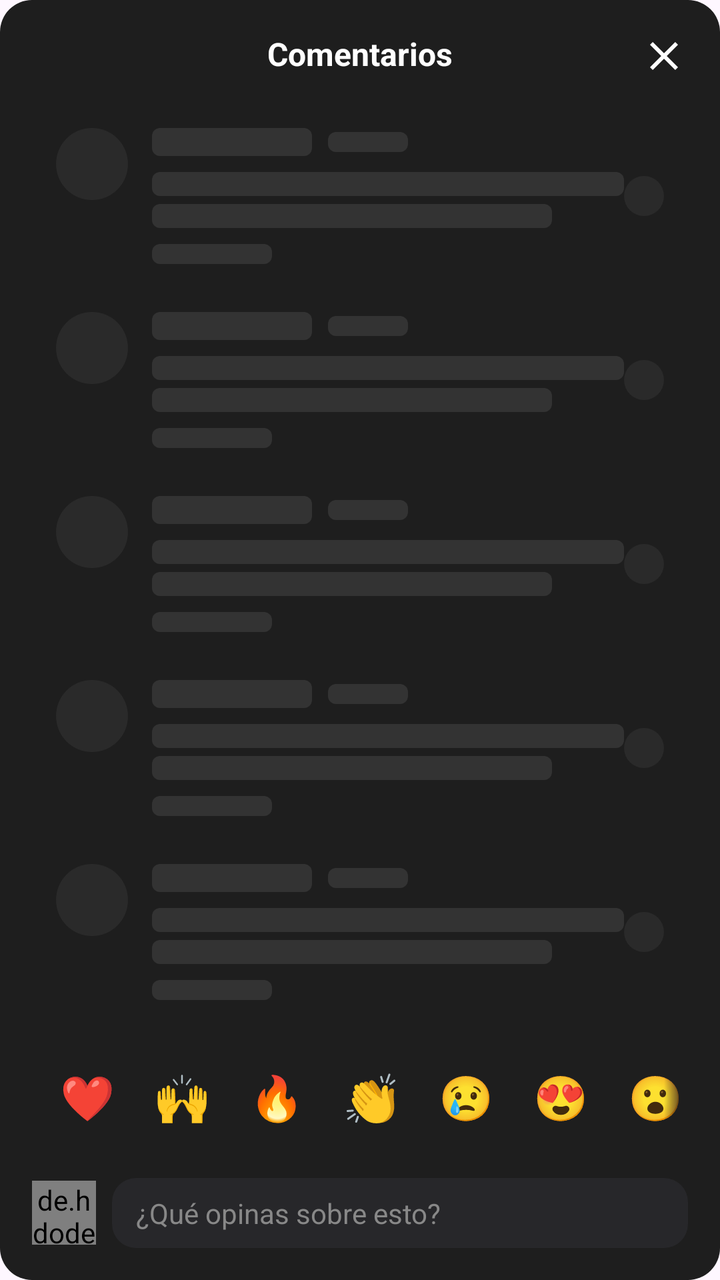
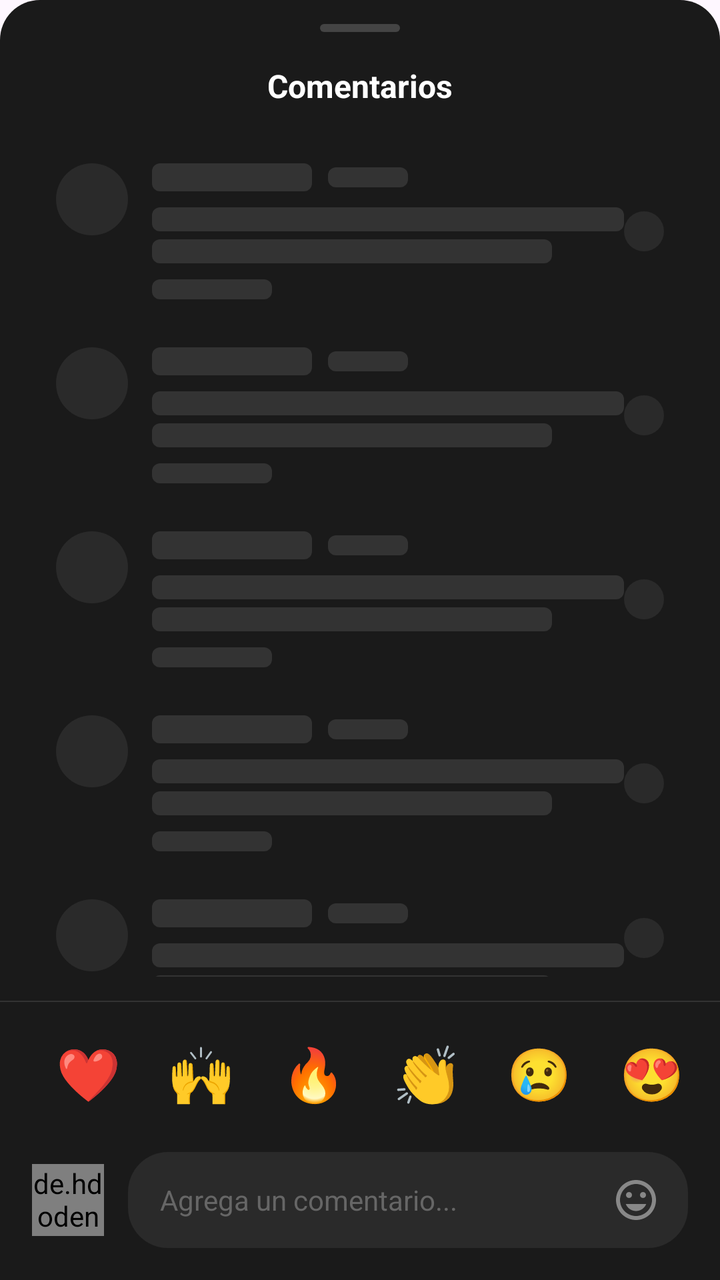

Before-and-after screenshots of an Android layout around one commit, followed by the original layout XML and the change that was made.
<!-- AndroidManifest.xml: application theme Theme.CourseV -->
<!-- res/layout/dialog_comments.xml -->
<?xml version="1.0" encoding="utf-8"?>
<LinearLayout xmlns:android="http://schemas.android.com/apk/res/android"
    xmlns:app="http://schemas.android.com/apk/res-auto"
    android:layout_width="match_parent"
    android:layout_height="wrap_content"
    android:orientation="vertical"
    android:background="@drawable/bg_rounded_card"
    android:padding="16dp"
    android:minHeight="400dp"
    android:maxHeight="600dp">

    
    <RelativeLayout
        android:layout_width="match_parent"
        android:layout_height="wrap_content"
        android:layout_marginBottom="12dp">

        <TextView
            android:id="@+id/commentsTitleText"
            android:layout_width="wrap_content"
            android:layout_height="wrap_content"
            android:layout_centerHorizontal="true"
            android:text="Comentarios"
            android:textSize="16sp"
            android:textStyle="bold"
            android:textColor="@color/white" />

        <ImageButton
            android:id="@+id/closeCommentsButton"
            android:layout_width="24dp"
            android:layout_height="24dp"
            android:layout_alignParentEnd="true"
            android:background="?attr/selectableItemBackgroundBorderless"
            android:src="@drawable/ic_close"
            android:contentDescription="Cerrar"
            app:tint="@color/white" />
    </RelativeLayout>

    
    <LinearLayout
        android:id="@+id/skeletonContainer"
        android:layout_width="match_parent"
        android:layout_height="0dp"
        android:layout_weight="1"
        android:orientation="vertical"
        android:visibility="visible">
        
        <include layout="@layout/item_comment_skeleton" />
        <include layout="@layout/item_comment_skeleton" />
        <include layout="@layout/item_comment_skeleton" />
        <include layout="@layout/item_comment_skeleton" />
        <include layout="@layout/item_comment_skeleton" />
    </LinearLayout>

    
    <androidx.recyclerview.widget.RecyclerView
        android:id="@+id/commentsRecyclerView"
        android:layout_width="match_parent"
        android:layout_height="0dp"
        android:layout_weight="1"
        android:clipToPadding="false"
        android:paddingBottom="8dp"
        android:visibility="gone" />

    
    <TextView
        android:id="@+id/emptyCommentsText"
        android:layout_width="match_parent"
        android:layout_height="0dp"
        android:layout_weight="1"
        android:gravity="center"
        android:text="No hay comentarios aún.\n¡Sé el primero en comentar!"
        android:textColor="#888888"
        android:textSize="14sp"
        android:visibility="gone" />

    
    <HorizontalScrollView
        android:id="@+id/emojiScrollView"
        android:layout_width="match_parent"
        android:layout_height="wrap_content"
        android:scrollbars="none"
        android:layout_marginBottom="12dp"
        android:fadingEdge="horizontal"
        android:requiresFadingEdge="horizontal">
        
        <LinearLayout
            android:layout_width="wrap_content"
            android:layout_height="wrap_content"
            android:orientation="horizontal"
            android:paddingStart="4dp"
            android:paddingEnd="4dp">
            
            <TextView android:text="❤️" android:textSize="22sp" android:padding="10dp" android:layout_width="wrap_content" android:layout_height="wrap_content" android:background="?attr/selectableItemBackgroundBorderless"/>
            <TextView android:text="🙌" android:textSize="22sp" android:padding="10dp" android:layout_width="wrap_content" android:layout_height="wrap_content" android:background="?attr/selectableItemBackgroundBorderless"/>
            <TextView android:text="🔥" android:textSize="22sp" android:padding="10dp" android:layout_width="wrap_content" android:layout_height="wrap_content" android:background="?attr/selectableItemBackgroundBorderless"/>
            <TextView android:text="👏" android:textSize="22sp" android:padding="10dp" android:layout_width="wrap_content" android:layout_height="wrap_content" android:background="?attr/selectableItemBackgroundBorderless"/>
            <TextView android:text="😢" android:textSize="22sp" android:padding="10dp" android:layout_width="wrap_content" android:layout_height="wrap_content" android:background="?attr/selectableItemBackgroundBorderless"/>
            <TextView android:text="😍" android:textSize="22sp" android:padding="10dp" android:layout_width="wrap_content" android:layout_height="wrap_content" android:background="?attr/selectableItemBackgroundBorderless"/>
            <TextView android:text="😮" android:textSize="22sp" android:padding="10dp" android:layout_width="wrap_content" android:layout_height="wrap_content" android:background="?attr/selectableItemBackgroundBorderless"/>
            <TextView android:text="😂" android:textSize="22sp" android:padding="10dp" android:layout_width="wrap_content" android:layout_height="wrap_content" android:background="?attr/selectableItemBackgroundBorderless"/>
            
        </LinearLayout>
    </HorizontalScrollView>

    
    <LinearLayout
        android:layout_width="match_parent"
        android:layout_height="wrap_content"
        android:orientation="horizontal"
        android:gravity="center_vertical"
        android:paddingTop="4dp">

        <de.hdodenhof.circleimageview.CircleImageView
            android:id="@+id/currentUserAvatar"
            android:layout_width="32dp"
            android:layout_height="32dp"
            android:src="@drawable/ic_profile"
            android:layout_marginEnd="8dp" />

        <LinearLayout
            android:layout_width="0dp"
            android:layout_height="wrap_content"
            android:layout_weight="1"
            android:orientation="horizontal"
            android:background="@drawable/bg_rounded_input"
            android:gravity="center_vertical"
            android:paddingStart="12dp"
            android:paddingEnd="8dp"
            android:paddingTop="8dp"
            android:paddingBottom="8dp">

            <EditText
                android:id="@+id/commentInput"
                android:layout_width="0dp"
                android:layout_height="wrap_content"
                android:layout_weight="1"
                android:background="@null"
                android:hint="¿Qué opinas sobre esto?"
                android:textColorHint="#888888"
                android:textColor="@color/white"
                android:textSize="14sp"
                android:maxLines="3"
                android:inputType="textMultiLine" />
                
             <ImageButton
                android:id="@+id/sendCommentButton"
                android:layout_width="24dp"
                android:layout_height="24dp"
                android:background="?attr/selectableItemBackgroundBorderless"
                android:src="@drawable/ic_send_minimal"
                android:contentDescription="Enviar"
                android:layout_marginStart="8dp"
                android:visibility="gone"/>

        </LinearLayout>

    </LinearLayout>

</LinearLayout>
<!-- res/layout/item_comment_skeleton.xml (included above) -->
<?xml version="1.0" encoding="utf-8"?>
<LinearLayout xmlns:android="http://schemas.android.com/apk/res/android"
    xmlns:app="http://schemas.android.com/apk/res-auto"
    android:layout_width="match_parent"
    android:layout_height="wrap_content"
    android:orientation="horizontal"
    android:padding="12dp"
    android:background="@android:color/transparent">

    
    <View
        android:layout_width="36dp"
        android:layout_height="36dp"
        android:background="@drawable/bg_skeleton_circle" />

    <LinearLayout
        android:layout_width="0dp"
        android:layout_height="wrap_content"
        android:layout_weight="1"
        android:orientation="vertical"
        android:layout_marginStart="12dp">

        
        <LinearLayout
            android:layout_width="match_parent"
            android:layout_height="wrap_content"
            android:orientation="horizontal"
            android:gravity="center_vertical">

            <View
                android:layout_width="80dp"
                android:layout_height="14dp"
                android:background="@drawable/bg_skeleton_rect" />

            <View
                android:layout_width="40dp"
                android:layout_height="10dp"
                android:layout_marginStart="8dp"
                android:background="@drawable/bg_skeleton_rect" />
        </LinearLayout>

        
        <View
            android:layout_width="match_parent"
            android:layout_height="12dp"
            android:layout_marginTop="8dp"
            android:background="@drawable/bg_skeleton_rect" />
        
        <View
            android:layout_width="200dp"
            android:layout_height="12dp"
            android:layout_marginTop="4dp"
            android:background="@drawable/bg_skeleton_rect" />

        
        <View
            android:layout_width="60dp"
            android:layout_height="10dp"
            android:layout_marginTop="8dp"
            android:background="@drawable/bg_skeleton_rect" />

    </LinearLayout>

    
    <View
        android:layout_width="20dp"
        android:layout_height="20dp"
        android:layout_gravity="center_vertical"
        android:background="@drawable/bg_skeleton_circle" />

</LinearLayout>
<!-- resources referenced by this layout -->
<resources>
  <color name="white">#FFFFFF</color>
  <!-- drawable bg_rounded_card (drawable) -->
  <?xml version="1.0" encoding="utf-8"?>
  <shape xmlns:android="http://schemas.android.com/apk/res/android" android:shape="rectangle">
      <solid android:color="#1E1E1E"/>
      <corners android:radius="16dp"/>
  </shape>
  <!-- drawable bg_rounded_input (drawable) -->
  <?xml version="1.0" encoding="utf-8"?>
  <shape xmlns:android="http://schemas.android.com/apk/res/android">
      <solid android:color="#27272a" />
      <corners android:radius="12dp" />
  </shape>
  <!-- drawable bg_skeleton_circle (drawable) -->
  <?xml version="1.0" encoding="utf-8"?>
  <shape xmlns:android="http://schemas.android.com/apk/res/android" android:shape="oval">
      <solid android:color="#2A2A2A" />
  </shape>
  <!-- drawable bg_skeleton_rect (drawable) -->
  <?xml version="1.0" encoding="utf-8"?>
  <shape xmlns:android="http://schemas.android.com/apk/res/android" android:shape="rectangle">
      <corners android:radius="4dp"/>
      <solid android:color="#333333"/>
  </shape>
  <!-- drawable ic_close (drawable) -->
  <vector xmlns:android="http://schemas.android.com/apk/res/android"
      android:width="24dp"
      android:height="24dp"
      android:viewportWidth="24"
      android:viewportHeight="24">
      <path
          android:fillColor="#FF000000"
          android:pathData="M19,6.41L17.59,5 12,10.59 6.41,5 5,6.41 10.59,12 5,17.59 6.41,19 12,13.41 17.59,19 19,17.59 13.41,12z"/>
  </vector>
  <!-- drawable ic_profile (drawable) -->
  <vector xmlns:android="http://schemas.android.com/apk/res/android"
      android:width="24dp"
      android:height="24dp"
      android:viewportWidth="24"
      android:viewportHeight="24">
      <path
          android:fillColor="#FFFFFF"
          android:pathData="M12,12c2.21,0 4,-1.79 4,-4s-1.79,-4 -4,-4 -4,1.79 -4,4 1.79,4 4,4zM12,14c-2.67,0 -8,1.34 -8,4v2h16v-2c0,-2.66 -5.33,-4 -8,-4z"/>
  </vector>
  <style name="Theme.CourseV" parent="Base.Theme.CourseV" />
  <style name="Base.Theme.CourseV" parent="Theme.Material3.DayNight.NoActionBar">
          
          
          
          
          <item name="appBarLayoutStyle">@style/Widget.App.AppBarLayout</item>
          <item name="collapsingToolbarLayoutStyle">@style/Widget.App.CollapsingToolbar</item>
      </style>
  <style name="Widget.App.AppBarLayout" parent="Widget.Material3.AppBarLayout">
          <item name="android:background">#000000</item>
          <item name="liftOnScroll">false</item>
          <item name="elevation">0dp</item>
      </style>
  <style name="Widget.App.CollapsingToolbar" parent="Widget.Material3.CollapsingToolbar">
          <item name="android:background">#000000</item>
          <item name="contentScrim">#000000</item>
          <item name="statusBarScrim">#000000</item>
      </style>
  <!-- unchanged entries left out for length: 1 -->
</resources>

<!-- the commit's change to res/layout/dialog_comments.xml (unified diff, before → after) -->
@@ -4,37 +4,40 @@
     android:layout_width="match_parent"
     android:layout_height="wrap_content"
     android:orientation="vertical"
-    android:background="@drawable/bg_rounded_card"
-    android:padding="16dp"
-    android:minHeight="400dp"
-    android:maxHeight="600dp">
-
-    
-    <RelativeLayout
+    android:background="@drawable/bg_comments_bottom_sheet"
+    android:minHeight="450dp"
+    android:maxHeight="650dp">
+
+    
+    <View
+        android:layout_width="40dp"
+        android:layout_height="4dp"
+        android:layout_gravity="center_horizontal"
+        android:layout_marginTop="12dp"
+        android:layout_marginBottom="16dp"
+        android:background="@drawable/bg_handle_bar" />
+
+    
+    <TextView
+        android:id="@+id/commentsTitleText"
         android:layout_width="match_parent"
         android:layout_height="wrap_content"
-        android:layout_marginBottom="12dp">
-
-        <TextView
-            android:id="@+id/commentsTitleText"
-            android:layout_width="wrap_content"
-            android:layout_height="wrap_content"
-            android:layout_centerHorizontal="true"
-            android:text="Comentarios"
-            android:textSize="16sp"
-            android:textStyle="bold"
-            android:textColor="@color/white" />
-
-        <ImageButton
-            android:id="@+id/closeCommentsButton"
-            android:layout_width="24dp"
-            android:layout_height="24dp"
-            android:layout_alignParentEnd="true"
-            android:background="?attr/selectableItemBackgroundBorderless"
-            android:src="@drawable/ic_close"
-            android:contentDescription="Cerrar"
-            app:tint="@color/white" />
-    </RelativeLayout>
+        android:gravity="center"
+        android:text="Comentarios"
+        android:textSize="16sp"
+        android:textStyle="bold"
+        android:textColor="@color/white"
+        android:layout_marginBottom="16dp" />
+
+    
+    <ImageButton
+        android:id="@+id/closeCommentsButton"
+        android:layout_width="0dp"
+        android:layout_height="0dp"
+        android:visibility="gone"
+        android:background="@null"
+        android:src="@drawable/ic_close"
+        android:contentDescription="Cerrar" />
 
     
     <LinearLayout
@@ -43,6 +46,8 @@
         android:layout_height="0dp"
         android:layout_weight="1"
         android:orientation="vertical"
+        android:paddingStart="16dp"
+        android:paddingEnd="16dp"
         android:visibility="visible">
         
         <include layout="@layout/item_comment_skeleton" />
@@ -60,19 +65,41 @@
         android:layout_weight="1"
         android:clipToPadding="false"
         android:paddingBottom="8dp"
+        android:overScrollMode="never"
         android:visibility="gone" />
 
     
-    <TextView
+    <LinearLayout
         android:id="@+id/emptyCommentsText"
         android:layout_width="match_parent"
         android:layout_height="0dp"
         android:layout_weight="1"
         android:gravity="center"
-        android:text="No hay comentarios aún.\n¡Sé el primero en comentar!"
-        android:textColor="#888888"
-        android:textSize="14sp"
-        android:visibility="gone" />
+        android:orientation="vertical"
+        android:visibility="gone">
+        
+        <TextView
+            android:layout_width="wrap_content"
+            android:layout_height="wrap_content"
+            android:text="No hay comentarios aún"
+            android:textColor="#888888"
+            android:textSize="15sp"
+            android:textStyle="bold" />
+            
+        <TextView
+            android:layout_width="wrap_content"
+            android:layout_height="wrap_content"
+            android:layout_marginTop="4dp"
+            android:text="¡Sé el primero en comentar!"
+            android:textColor="#666666"
+            android:textSize="13sp" />
+    </LinearLayout>
+
+    
+    <View
+        android:layout_width="match_parent"
+        android:layout_height="0.5dp"
+        android:background="#333333" />
 
     
     <HorizontalScrollView
@@ -80,7 +107,9 @@
         android:layout_width="match_parent"
         android:layout_height="wrap_content"
         android:scrollbars="none"
-        android:layout_marginBottom="12dp"
+        android:paddingTop="12dp"
+        android:paddingBottom="8dp"
+        android:background="#1A1A1A"
         android:fadingEdge="horizontal"
         android:requiresFadingEdge="horizontal">
         
@@ -88,17 +117,105 @@
             android:layout_width="wrap_content"
             android:layout_height="wrap_content"
             android:orientation="horizontal"
-            android:paddingStart="4dp"
-            android:paddingEnd="4dp">
-            
-            <TextView android:text="❤️" android:textSize="22sp" android:padding="10dp" android:layout_width="wrap_content" android:layout_height="wrap_content" android:background="?attr/selectableItemBackgroundBorderless"/>
-            <TextView android:text="🙌" android:textSize="22sp" android:padding="10dp" android:layout_width="wrap_content" android:layout_height="wrap_content" android:background="?attr/selectableItemBackgroundBorderless"/>
-            <TextView android:text="🔥" android:textSize="22sp" android:padding="10dp" android:layout_width="wrap_content" android:layout_height="wrap_content" android:background="?attr/selectableItemBackgroundBorderless"/>
-            <TextView android:text="👏" android:textSize="22sp" android:padding="10dp" android:layout_width="wrap_content" android:layout_height="wrap_content" android:background="?attr/selectableItemBackgroundBorderless"/>
-            <TextView android:text="😢" android:textSize="22sp" android:padding="10dp" android:layout_width="wrap_content" android:layout_height="wrap_content" android:background="?attr/selectableItemBackgroundBorderless"/>
-            <TextView android:text="😍" android:textSize="22sp" android:padding="10dp" android:layout_width="wrap_content" android:layout_height="wrap_content" android:background="?attr/selectableItemBackgroundBorderless"/>
-            <TextView android:text="😮" android:textSize="22sp" android:padding="10dp" android:layout_width="wrap_content" android:layout_height="wrap_content" android:background="?attr/selectableItemBackgroundBorderless"/>
-            <TextView android:text="😂" android:textSize="22sp" android:padding="10dp" android:layout_width="wrap_content" android:layout_height="wrap_content" android:background="?attr/selectableItemBackgroundBorderless"/>
+            android:paddingStart="16dp"
+            android:paddingEnd="16dp"
+            android:gravity="center_vertical">
+            
+            <TextView 
+                android:id="@+id/emoji_heart"
+                android:text="❤️" 
+                android:textSize="26sp" 
+                android:paddingStart="12dp"
+                android:paddingEnd="12dp"
+                android:paddingTop="6dp"
+                android:paddingBottom="6dp"
+                android:layout_width="wrap_content" 
+                android:layout_height="wrap_content" 
+                android:background="?attr/selectableItemBackgroundBorderless"/>
+            
+            <TextView 
+                android:id="@+id/emoji_hands"
+                android:text="🙌" 
+                android:textSize="26sp" 
+                android:paddingStart="12dp"
+                android:paddingEnd="12dp"
+                android:paddingTop="6dp"
+                android:paddingBottom="6dp"
+                android:layout_width="wrap_content" 
+                android:layout_height="wrap_content" 
+                android:background="?attr/selectableItemBackgroundBorderless"/>
+            
+            <TextView 
+                android:id="@+id/emoji_fire"
+                android:text="🔥" 
+                android:textSize="26sp" 
+                android:paddingStart="12dp"
+                android:paddingEnd="12dp"
+                android:paddingTop="6dp"
+                android:paddingBottom="6dp"
+                android:layout_width="wrap_content" 
+                android:layout_height="wrap_content" 
+                android:background="?attr/selectableItemBackgroundBorderless"/>
+            
+            <TextView 
+                android:id="@+id/emoji_clap"
+                android:text="👏" 
+                android:textSize="26sp" 
+                android:paddingStart="12dp"
+                android:paddingEnd="12dp"
+                android:paddingTop="6dp"
+                android:paddingBottom="6dp"
+                android:layout_width="wrap_content" 
+                android:layout_height="wrap_content" 
+                android:background="?attr/selectableItemBackgroundBorderless"/>
+            
+            <TextView 
+                android:id="@+id/emoji_sad"
+                android:text="😢" 
+                android:textSize="26sp" 
+                android:paddingStart="12dp"
+                android:paddingEnd="12dp"
+                android:paddingTop="6dp"
+                android:paddingBottom="6dp"
+                android:layout_width="wrap_content" 
+                android:layout_height="wrap_content" 
+                android:background="?attr/selectableItemBackgroundBorderless"/>
+            
+            <TextView 
+                android:id="@+id/emoji_love"
+                android:text="😍" 
+                android:textSize="26sp" 
+                android:paddingStart="12dp"
+                android:paddingEnd="12dp"
+                android:paddingTop="6dp"
+                android:paddingBottom="6dp"
+                android:layout_width="wrap_content" 
+                android:layout_height="wrap_content" 
+                android:background="?attr/selectableItemBackgroundBorderless"/>
+            
+            <TextView 
+                android:id="@+id/emoji_surprised"
+                android:text="😮" 
+                android:textSize="26sp" 
+                android:paddingStart="12dp"
+                android:paddingEnd="12dp"
+                android:paddingTop="6dp"
+                android:paddingBottom="6dp"
+                android:layout_width="wrap_content" 
+                android:layout_height="wrap_content" 
+                android:background="?attr/selectableItemBackgroundBorderless"/>
+            
+            <TextView 
+                android:id="@+id/emoji_laugh"
+                android:text="😂" 
+                android:textSize="26sp" 
+                android:paddingStart="12dp"
+                android:paddingEnd="12dp"
+                android:paddingTop="6dp"
+                android:paddingBottom="6dp"
+                android:layout_width="wrap_content" 
+                android:layout_height="wrap_content" 
+                android:background="?attr/selectableItemBackgroundBorderless"/>
             
         </LinearLayout>
     </HorizontalScrollView>
@@ -109,26 +226,31 @@
         android:layout_height="wrap_content"
         android:orientation="horizontal"
         android:gravity="center_vertical"
-        android:paddingTop="4dp">
+        android:paddingStart="16dp"
+        android:paddingEnd="16dp"
+        android:paddingTop="8dp"
+        android:paddingBottom="16dp"
+        android:background="#1A1A1A">
 
         <de.hdodenhof.circleimageview.CircleImageView
             android:id="@+id/currentUserAvatar"
-            android:layout_width="32dp"
-            android:layout_height="32dp"
+            android:layout_width="36dp"
+            android:layout_height="36dp"
             android:src="@drawable/ic_profile"
-            android:layout_marginEnd="8dp" />
+            app:civ_border_width="0dp" />
 
         <LinearLayout
             android:layout_width="0dp"
             android:layout_height="wrap_content"
             android:layout_weight="1"
+            android:layout_marginStart="12dp"
             android:orientation="horizontal"
-            android:background="@drawable/bg_rounded_input"
+            android:background="@drawable/bg_comment_input"
             android:gravity="center_vertical"
-            android:paddingStart="12dp"
-            android:paddingEnd="8dp"
-            android:paddingTop="8dp"
-            android:paddingBottom="8dp">
+            android:paddingStart="16dp"
+            android:paddingEnd="12dp"
+            android:paddingTop="10dp"
+            android:paddingBottom="10dp">
 
             <EditText
                 android:id="@+id/commentInput"
@@ -136,24 +258,35 @@
                 android:layout_height="wrap_content"
                 android:layout_weight="1"
                 android:background="@null"
-                android:hint="¿Qué opinas sobre esto?"
-                android:textColorHint="#888888"
+                android:hint="Agrega un comentario..."
+                android:textColorHint="#666666"
                 android:textColor="@color/white"
                 android:textSize="14sp"
                 android:maxLines="3"
-                android:inputType="textMultiLine" />
+                android:inputType="textMultiLine|textCapSentences" />
                 
-             <ImageButton
-                android:id="@+id/sendCommentButton"
-                android:layout_width="24dp"
-                android:layout_height="24dp"
+            <ImageButton
+                android:id="@+id/emojiButton"
+                android:layout_width="28dp"
+                android:layout_height="28dp"
+                android:layout_marginStart="8dp"
                 android:background="?attr/selectableItemBackgroundBorderless"
-                android:src="@drawable/ic_send_minimal"
-                android:contentDescription="Enviar"
-                android:layout_marginStart="8dp"
-                android:visibility="gone"/>
+                android:src="@drawable/ic_emoji_smile"
+                android:contentDescription="Emojis"
+                app:tint="#888888" />
 
         </LinearLayout>
+
+        <ImageButton
+            android:id="@+id/sendCommentButton"
+            android:layout_width="36dp"
+            android:layout_height="36dp"
+            android:layout_marginStart="8dp"
+            android:background="?attr/selectableItemBackgroundBorderless"
+            android:src="@drawable/ic_send_minimal"
+            android:contentDescription="Enviar"
+            app:tint="#888888"
+            android:visibility="gone" />
 
     </LinearLayout>
 
<!-- resource entries referenced after the edit -->
@@ -1,17 +1,28 @@
 <!-- resources referenced by this layout -->
 <resources>
   <color name="white">#FFFFFF</color>
-  <!-- drawable bg_rounded_card (drawable) -->
+  <!-- drawable bg_comment_input (drawable) -->
   <?xml version="1.0" encoding="utf-8"?>
-  <shape xmlns:android="http://schemas.android.com/apk/res/android" android:shape="rectangle">
-      <solid android:color="#1E1E1E"/>
-      <corners android:radius="16dp"/>
+  <shape xmlns:android="http://schemas.android.com/apk/res/android"
+      android:shape="rectangle">
+      <solid android:color="#2A2A2A" />
+      <corners android:radius="20dp" />
   </shape>
-  <!-- drawable bg_rounded_input (drawable) -->
+  <!-- drawable bg_comments_bottom_sheet (drawable) -->
   <?xml version="1.0" encoding="utf-8"?>
-  <shape xmlns:android="http://schemas.android.com/apk/res/android">
-      <solid android:color="#27272a" />
-      <corners android:radius="12dp" />
+  <shape xmlns:android="http://schemas.android.com/apk/res/android"
+      android:shape="rectangle">
+      <solid android:color="#1A1A1A" />
+      <corners
+          android:topLeftRadius="20dp"
+          android:topRightRadius="20dp" />
+  </shape>
+  <!-- drawable bg_handle_bar (drawable) -->
+  <?xml version="1.0" encoding="utf-8"?>
+  <shape xmlns:android="http://schemas.android.com/apk/res/android"
+      android:shape="rectangle">
+      <solid android:color="#444444" />
+      <corners android:radius="2dp" />
   </shape>
   <!-- drawable bg_skeleton_circle (drawable) -->
   <?xml version="1.0" encoding="utf-8"?>
@@ -33,6 +44,17 @@
       <path
           android:fillColor="#FF000000"
           android:pathData="M19,6.41L17.59,5 12,10.59 6.41,5 5,6.41 10.59,12 5,17.59 6.41,19 12,13.41 17.59,19 19,17.59 13.41,12z"/>
+  </vector>
+  <!-- drawable ic_emoji_smile (drawable) -->
+  <?xml version="1.0" encoding="utf-8"?>
+  <vector xmlns:android="http://schemas.android.com/apk/res/android"
+      android:width="24dp"
+      android:height="24dp"
+      android:viewportWidth="24"
+      android:viewportHeight="24">
+      <path
+          android:fillColor="#888888"
+          android:pathData="M12,2C6.48,2 2,6.48 2,12C2,17.52 6.48,22 12,22C17.52,22 22,17.52 22,12C22,6.48 17.52,2 12,2ZM12,20C7.59,20 4,16.41 4,12C4,7.59 7.59,4 12,4C16.41,4 20,7.59 20,12C20,16.41 16.41,20 12,20ZM15.5,11C16.33,11 17,10.33 17,9.5C17,8.67 16.33,8 15.5,8C14.67,8 14,8.67 14,9.5C14,10.33 14.67,11 15.5,11ZM8.5,11C9.33,11 10,10.33 10,9.5C10,8.67 9.33,8 8.5,8C7.67,8 7,8.67 7,9.5C7,10.33 7.67,11 8.5,11ZM12,17.5C14.33,17.5 16.31,16.04 17.11,14H6.89C7.69,16.04 9.67,17.5 12,17.5Z"/>
   </vector>
   <!-- drawable ic_profile (drawable) -->
   <vector xmlns:android="http://schemas.android.com/apk/res/android"
